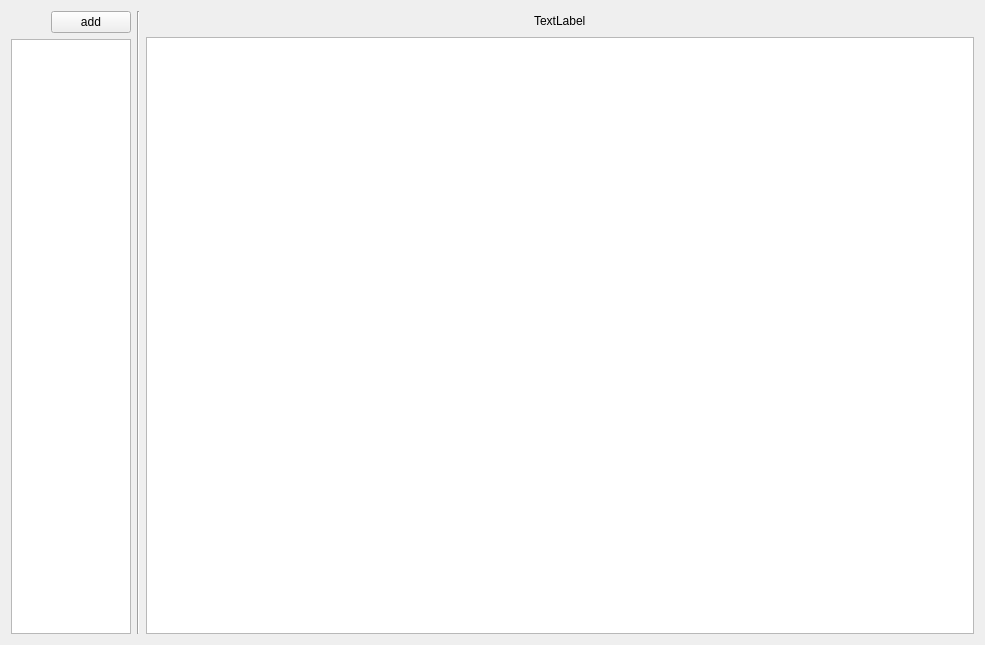
The window that LxDailySchedule/DailyScheduleWidget.ui (leishengxie/FengZhiHong) describes before a commit, drawn with Qt 5.
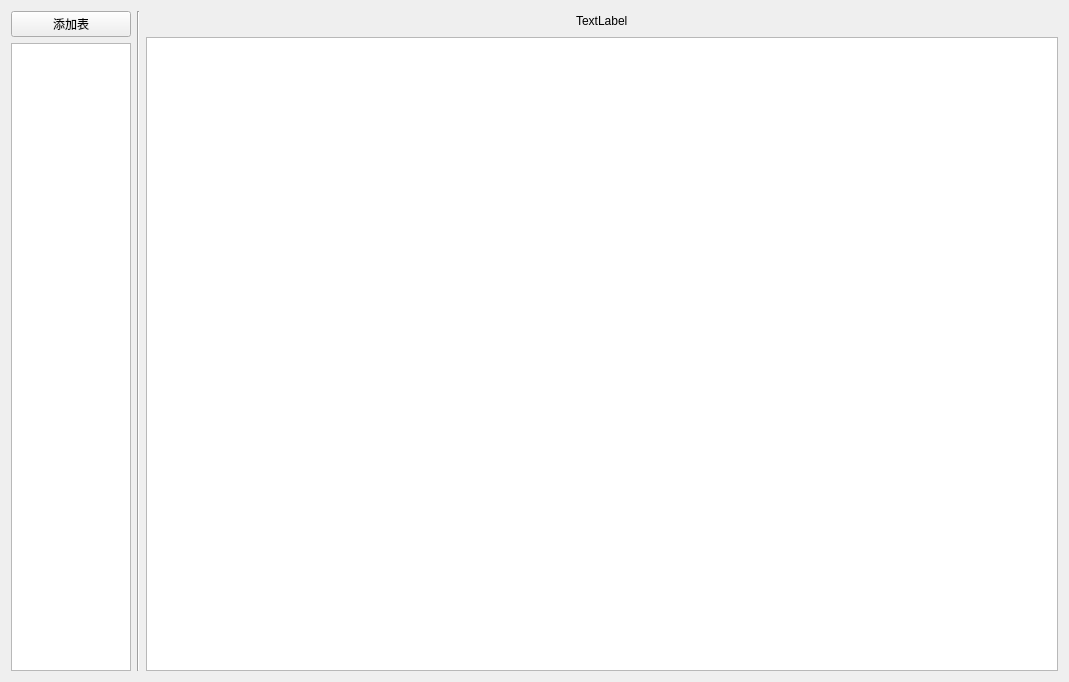
The same window after the commit. Custom widgets are drawn as their Qt base class.

Patch:
```diff
--- a/LxDailySchedule/DailyScheduleWidget.ui
+++ b/LxDailySchedule/DailyScheduleWidget.ui
@@ -6,8 +6,8 @@
    <rect>
     <x>0</x>
     <y>0</y>
-    <width>985</width>
-    <height>645</height>
+    <width>1069</width>
+    <height>682</height>
    </rect>
   </property>
   <property name="windowTitle">
@@ -18,23 +18,10 @@
     <layout class="QVBoxLayout" name="verticalLayout">
      <item>
       <layout class="QHBoxLayout" name="horizontalLayout">
-       <item>
-        <spacer name="horizontalSpacer">
-         <property name="orientation">
-          <enum>Qt::Horizontal</enum>
-         </property>
-         <property name="sizeHint" stdset="0">
-          <size>
-           <width>40</width>
-           <height>20</height>
-          </size>
-         </property>
-        </spacer>
-       </item>
        <item>
         <widget class="QPushButton" name="btnAdd">
          <property name="text">
-          <string>add</string>
+          <string>添加表</string>
          </property>
         </widget>
        </item>
@@ -99,18 +86,13 @@
       </layout>
      </item>
      <item>
-      <widget class="CDailyScheduleTableView" name="tableView"/>
+      <widget class="QTableView" name="tableView"/>
      </item>
     </layout>
    </item>
   </layout>
  </widget>
  <customwidgets>
-  <customwidget>
-   <class>CDailyScheduleTableView</class>
-   <extends>QTableView</extends>
-   <header>DailyScheduleTableView.h</header>
-  </customwidget>
   <customwidget>
    <class>CDailyScheduleBookListView</class>
    <extends>QListView</extends>
```
